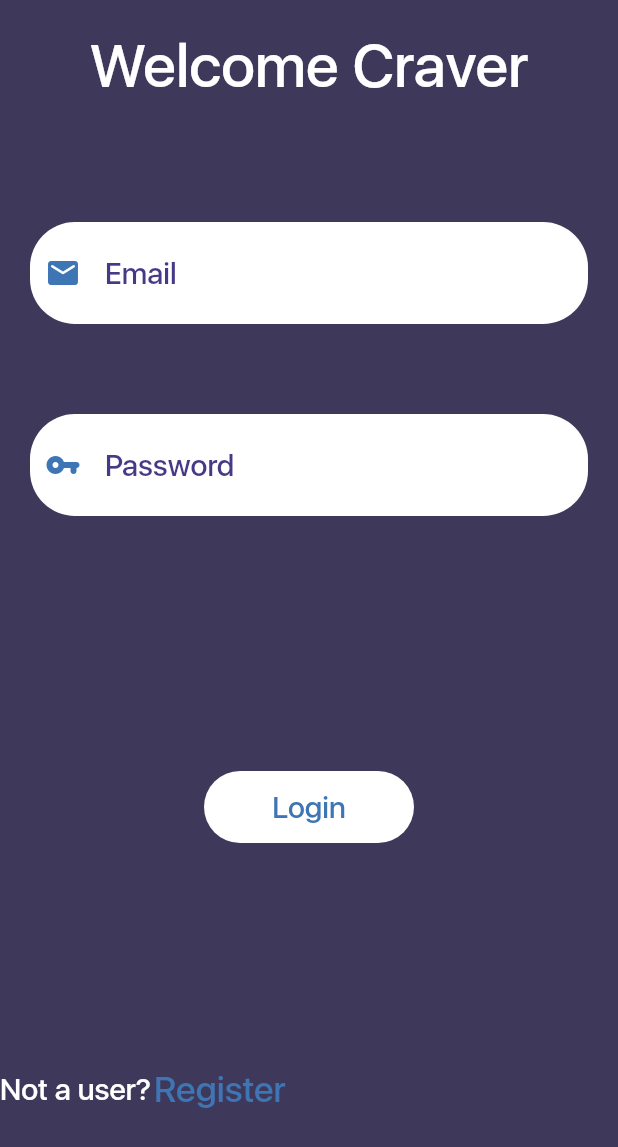
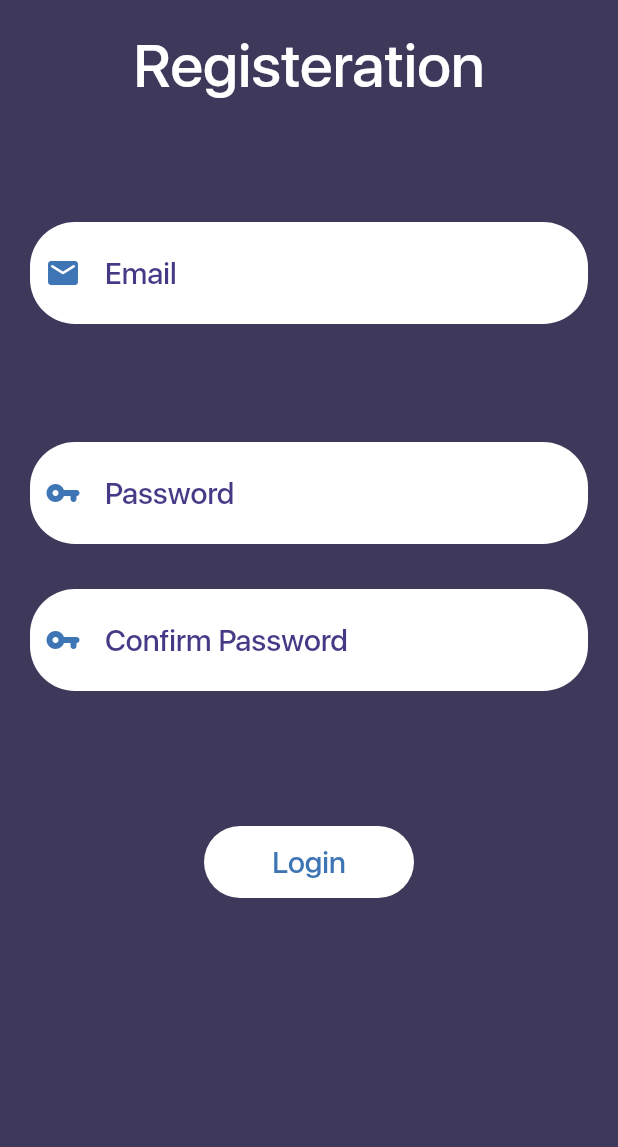
Before and after one commit to AlyElashram/FinalNetworks, a Flutter app: the screen it shows after launch, after a tap on "Register", on a phone screen of 412 x 824 dp. Shown: the top 1147 px of the screen. Run offline on Flutter 3.47's test engine with Material 2 defaults, Android fonts, the phone set to English and light mode, and no system bars; project files that could hold a hidden picture were left out.

```diff
--- a/craver/lib/Register.dart
+++ b/craver/lib/Register.dart
@@ -0,0 +1,178 @@
+import 'package:flutter/material.dart';
+
+class Register extends StatefulWidget {
+  @override
+  _RegisterState createState() => _RegisterState();
+}
+
+class _RegisterState extends State<Register> {
+  final _emailController = TextEditingController();
+  final _passController = TextEditingController();
+  final _conpassController = TextEditingController();
+
+  int checkFields() {
+    if (_emailController.text == '' ||
+        _passController.text == '' ||
+        _conpassController.text == '') {
+      return 1;
+    } else if (_conpassController.text == _passController.text) {
+      return 0;
+    } else {
+      return 2;
+    }
+  }
+
+  @override
+  Widget build(BuildContext context) {
+    return Scaffold(
+        resizeToAvoidBottomInset: false,
+        backgroundColor: Color(0xFF3E395A),
+        body: SafeArea(
+          child: Column(
+            children: [
+              Expanded(
+                  flex: 2,
+                  child: Column(
+                    children: [
+                      SizedBox(height: 20),
+                      Center(
+                        child: Text("Registeration",
+                            style: TextStyle(
+                                fontFamily: 'SF_Pro_Display',
+                                fontSize: 40,
+                                color: Colors.white)),
+                      ),
+                      SizedBox(
+                        height: 60,
+                      ),
+                      Padding(
+                        padding: const EdgeInsets.fromLTRB(20, 20, 20, 10),
+                        child: Container(
+                          decoration: BoxDecoration(
+                              borderRadius:
+                                  BorderRadius.all(Radius.circular(30.0)),
+                              color: Colors.white),
+                          child: TextField(
+                            controller: _emailController,
+                            decoration: InputDecoration(
+                              border: InputBorder.none,
+                              hintStyle: TextStyle(
+                                  fontSize: 20, color: Color(0xFF463A87)),
+                              contentPadding: EdgeInsets.fromLTRB(0, 22, 0, 22),
+                              hintText: "Email",
+                              icon: Padding(
+                                  padding: EdgeInsets.fromLTRB(10, 0, 0, 0),
+                                  child: Icon(
+                                    Icons.email_rounded,
+                                    color: Color(0xFF3E75B4),
+                                  )),
+                            ),
+                            style: TextStyle(
+                                fontSize: 20,
+                                fontFamily: 'SF_Pro_Display',
+                                color: Color(0xFF463A87)),
+                          ),
+                        ),
+                      ),
+                    ],
+                  )),
+              Expanded(
+                flex: 4,
+                child: Column(
+                  children: [
+                    Padding(
+                      padding: const EdgeInsets.fromLTRB(20, 20, 20, 10),
+                      child: Container(
+                        decoration: BoxDecoration(
+                            borderRadius:
+                                BorderRadius.all(Radius.circular(30.0)),
+                            color: Colors.white),
+                        child: TextField(
+                          controller: _passController,
+                          obscureText: true,
+                          decoration: InputDecoration(
+                            border: InputBorder.none,
+                            hintStyle: TextStyle(
+                                fontSize: 20, color: Color(0xFF463A87)),
+                            contentPadding: EdgeInsets.fromLTRB(0, 22, 0, 22),
+                            hintText: "Password",
+                            icon: Padding(
+                                padding: EdgeInsets.fromLTRB(10, 0, 0, 0),
+                                child: Icon(
+                                  Icons.vpn_key_rounded,
+                                  color: Color(0xFF3E75B4),
+                                )),
+                          ),
+                          style: TextStyle(
+                              fontSize: 20,
+                              fontFamily: 'SF_Pro_Display',
+                              color: Color(0xFF463A87)),
+                        ),
+                      ),
+                    ),
+                    Padding(
+                      padding: const EdgeInsets.fromLTRB(20, 20, 20, 10),
+                      child: Container(
+                        decoration: BoxDecoration(
+                            borderRadius:
+                                BorderRadius.all(Radius.circular(30.0)),
+                            color: Colors.white),
+                        child: TextField(
+                          controller: _conpassController,
+                          obscureText: true,
+                          decoration: InputDecoration(
+                            border: InputBorder.none,
+                            hintStyle: TextStyle(
+                                fontSize: 20, color: Color(0xFF463A87)),
+                            contentPadding: EdgeInsets.fromLTRB(0, 22, 0, 22),
+                            hintText: "Confirm Password",
+                            icon: Padding(
+                                padding: EdgeInsets.fromLTRB(10, 0, 0, 0),
+                                child: Icon(
+                                  Icons.vpn_key_rounded,
+                                  color: Color(0xFF3E75B4),
+                                )),
+                          ),
+                          style: TextStyle(
+                              fontSize: 20,
+                              fontFamily: 'SF_Pro_Display',
+                              color: Color(0xFF463A87)),
+                        ),
+                      ),
+                    ),
+                    SizedBox(height: 80),
+                    Container(
+                        width: 140,
+                        decoration: BoxDecoration(
+                            color: Colors.white,
+                            borderRadius:
+                                BorderRadius.all(Radius.circular(30))),
+                        child: FlatButton(
+                            splashColor: Colors.transparent,
+                            highlightColor: Colors.transparent,
+                            onPressed: () {
+                              int checkParam = checkFields();
+                              if (checkParam == 0) {
+                                //TODO:pop uo Dialogue for each error
+                                print("Passwords match");
+                              } else if (checkParam == 1) {
+                                print("Please Fill in The Empty Fields");
+                              } else if (checkParam == 2) {
+                                print("Registration Successful");
+                              }
+                            },
+                            child: Text(
+                              "Login",
+                              style: TextStyle(
+                                  fontFamily: 'SF_Pro_Display',
+                                  fontSize: 20,
+                                  color: Color(0xFF3E75B4)),
+                            ))),
+                  ],
+                ),
+              ),
+            ],
+          ),
+        ));
+  }
+}
--- a/craver/lib/main.dart
+++ b/craver/lib/main.dart
@@ -1,38 +1,43 @@
 import 'dart:ui';
 
+import 'package:craver/Register.dart';
 import 'package:flutter/material.dart';
 
 void main() {
   runApp(MaterialApp(
     //TODO:Add initial route upon a certain condition
-    routes: {'/': (context) => LoginScreen()},
+    routes: {
+      '/': (context) => LoginScreen(),
+      'Register': (context) => Register()
+    },
     debugShowCheckedModeBanner: false,
   ));
 }
 
-class LoginScreen extends StatefulWidget {
+class LoginScreen extends StatelessWidget {
+  final _emailController = TextEditingController();
+  final _passwordController = TextEditingController();
   @override
-  _LoginScreenState createState() => _LoginScreenState();
-}
-
-class _LoginScreenState extends State<LoginScreen> {
-  final _emailController = TextEditingController();
-  final _passswordController = TextEditingController();
-
+  Widget build(BuildContext context) {
     bool checkFields() {
-    if (_emailController.text == '' || _passswordController.text == '') {
+      if (_emailController.text == '' || _passwordController.text == '') {
+        //TODO: pop up Dialogue for message
         print("Email or Password Field is Empty");
         return false;
       }
       return true;
     }
 
-  @override
-  Widget build(BuildContext context) {
     return Scaffold(
+        resizeToAvoidBottomInset: false,
         backgroundColor: Color(0xFF3E395A),
         body: SafeArea(
             child: Column(children: [
+          Expanded(
+            flex: 2,
+            child: Column(
+              mainAxisSize: MainAxisSize.min,
+              children: [
                 Padding(
                   padding: const EdgeInsets.fromLTRB(0, 20, 0, 0),
                   child: Text(
@@ -54,7 +59,8 @@ class _LoginScreenState extends State<LoginScreen> {
                       controller: _emailController,
                       decoration: InputDecoration(
                         border: InputBorder.none,
-                  hintStyle: TextStyle(fontSize: 20, color: Color(0xFF463A87)),
+                        hintStyle:
+                            TextStyle(fontSize: 20, color: Color(0xFF463A87)),
                         contentPadding: EdgeInsets.fromLTRB(0, 22, 0, 22),
                         hintText: "Email",
                         icon: Padding(
@@ -82,10 +88,11 @@ class _LoginScreenState extends State<LoginScreen> {
                         color: Colors.white),
                     child: TextField(
                       obscureText: true,
-                controller: _passswordController,
+                      controller: _passwordController,
                       decoration: InputDecoration(
                         border: InputBorder.none,
-                  hintStyle: TextStyle(fontSize: 20, color: Color(0xFF463A87)),
+                        hintStyle:
+                            TextStyle(fontSize: 20, color: Color(0xFF463A87)),
                         contentPadding: EdgeInsets.fromLTRB(0, 22, 0, 22),
                         hintText: "Password",
                         icon: Padding(
@@ -102,7 +109,14 @@ class _LoginScreenState extends State<LoginScreen> {
                     ),
                   ),
                 ),
-          SizedBox(height: 160),
+              ],
+            ),
+          ),
+          Expanded(
+            flex: 1,
+            child: Column(
+              mainAxisAlignment: MainAxisAlignment.center,
+              children: [
                 Container(
                     width: 140,
                     decoration: BoxDecoration(
@@ -114,6 +128,7 @@ class _LoginScreenState extends State<LoginScreen> {
                         onPressed: () {
                           if (checkFields()) {
                             //TODO:Navigate To HomeScreen,Login Using Firebase
+
                             print("Login Successful");
                           }
                         },
@@ -124,24 +139,32 @@ class _LoginScreenState extends State<LoginScreen> {
                               fontSize: 20,
                               color: Color(0xFF3E75B4)),
                         ))),
-          SizedBox(
-            height: 140,
+              ],
             ),
+          ),
+          Expanded(
+            flex: 1,
+            child: Column(
+              children: [
+                Spacer(),
                 Row(
                   children: [
-              Text(
+                    Padding(
+                      padding: const EdgeInsets.all(0),
+                      child: Text(
                         "Not a user?",
                         style: TextStyle(
                             fontFamily: 'SF_Pro_Display',
                             fontSize: 20,
                             color: Colors.white),
                       ),
+                    ),
                     FlatButton(
-                padding: EdgeInsets.all(2),
+                      padding: EdgeInsets.zero,
                       splashColor: Colors.transparent,
                       highlightColor: Colors.transparent,
                       onPressed: () {
-                  print("Redirecting to Registeration Page");
+                        Navigator.pushNamed(context, 'Register');
                       },
                       child: Text(
                         "Register",
@@ -152,6 +175,9 @@ class _LoginScreenState extends State<LoginScreen> {
                       ),
                     )
                   ],
+                ),
+              ],
+            ),
           )
         ])));
   }
```
Lines whose indentation alone changed are shown as unchanged.
